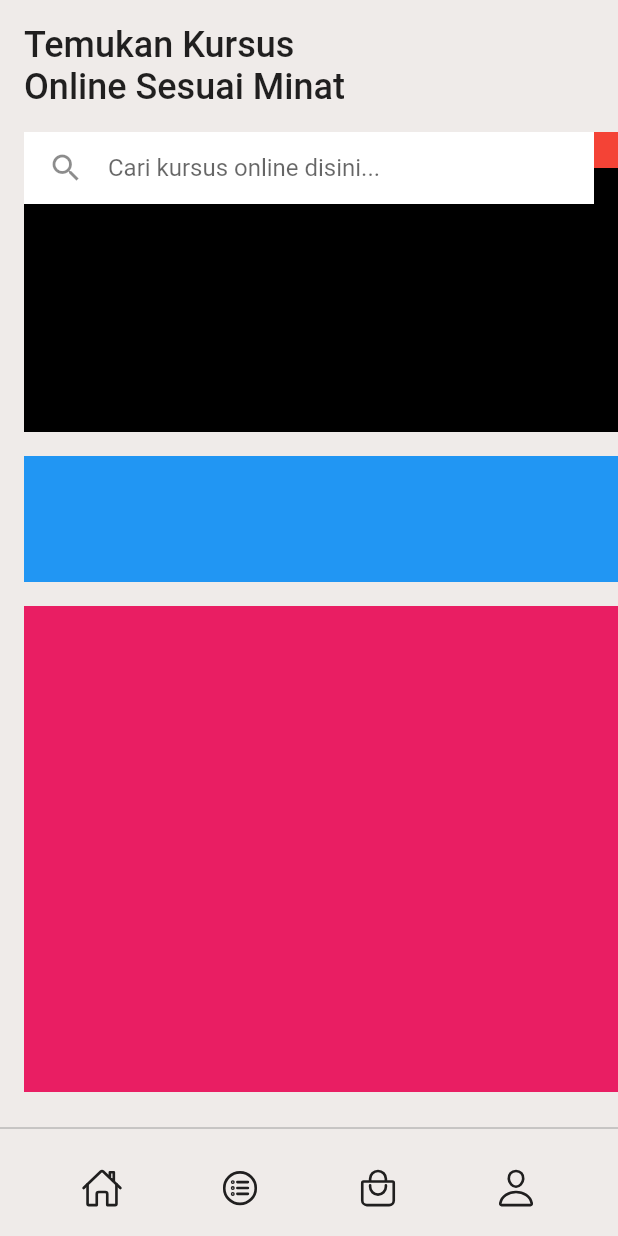
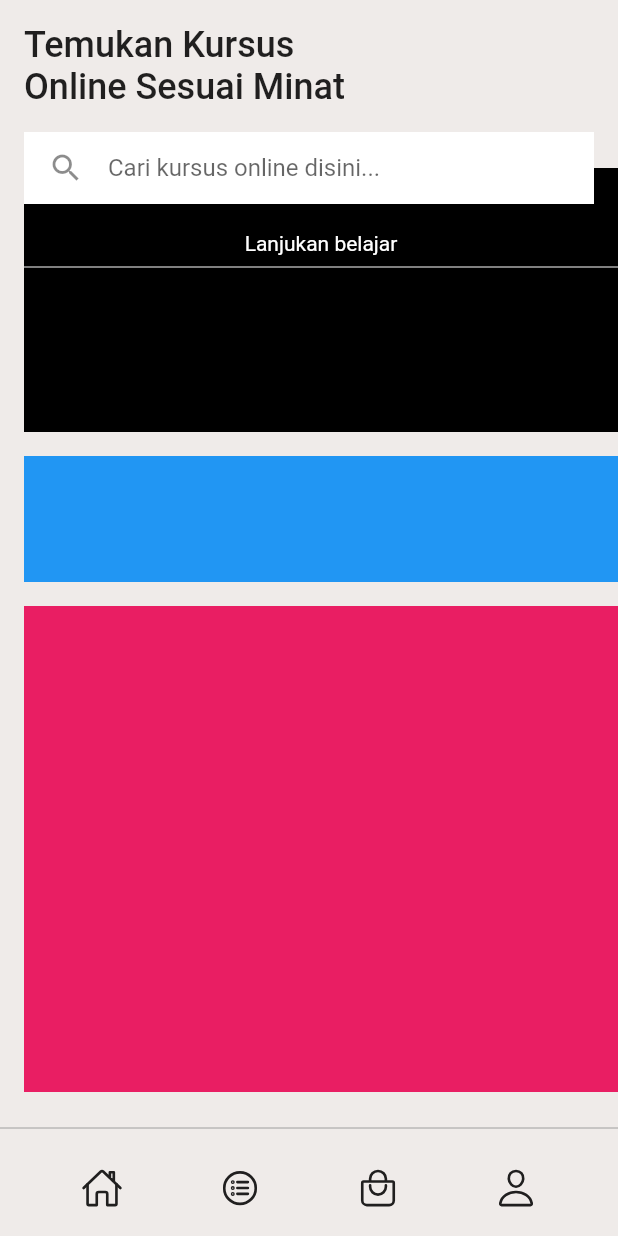
Before and after one commit to JAICHANGPARK/flutter_notebook_19th_story, a Flutter app: the screen it shows after launch, on a phone screen of 412 x 824 dp. Run offline on Flutter 3.47's test engine with Material 2 defaults, Android fonts, the phone set to English and light mode, and no system bars; our stand-ins replace bubble_tab_indicator, cached_network_image, countup, fl_chart, flutter_riverpod, freezed_annotation and 4 more.

Commit message:
Update e_course_home_page.dart

```diff
--- a/lib/ep1148_e_course_app/src/ui/e_course_home_page.dart
+++ b/lib/ep1148_e_course_app/src/ui/e_course_home_page.dart
@@ -49,9 +49,6 @@ class _ECourseHomePageState extends State<ECourseHomePage> {
                       padding: const EdgeInsets.symmetric(vertical: 16),
                       child: Container(
                         height: 200,
-                        decoration: BoxDecoration(
-                          color: Colors.red,
-                        ),
                         child: Stack(
                           children: [
                             Positioned(
@@ -62,6 +59,27 @@ class _ECourseHomePageState extends State<ECourseHomePage> {
                               child: Container(
                                 decoration: BoxDecoration(
                                   color: Colors.black,
+                                ),
+                                padding: EdgeInsets.only(
+                                  top: 42
+                                ),
+                                child: Column(
+                                  children: [
+                                    Text(
+                                      "Lanjukan belajar",
+                                      style: TextStyle(
+                                        color: Colors.white,
+                                      ),
+                                    ),
+                                    Divider(
+                                      color: Colors.white,
+                                    ),
+                                    Row(
+                                      children: [
+
+                                      ],
+                                    )
+                                  ],
                                 ),
                               ),
                             ),
```
